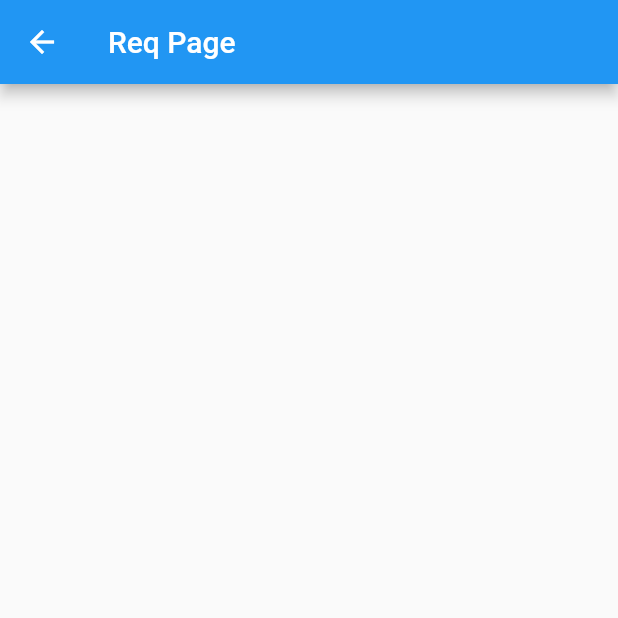
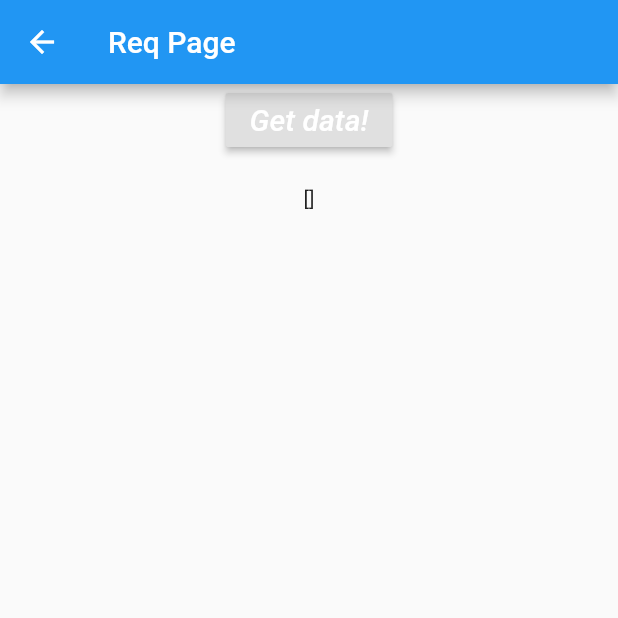
Before and after one commit to EmaGitHub/flutter_first_proj, a Flutter app: the RequestPage screen opened directly, on a phone screen of 412 x 824 dp, the top half of it. Run offline on Flutter 3.47's test engine with Material 2 defaults, Android fonts, the phone set to English and light mode, and no system bars; our stand-ins replace simple_animations.

Commit message:
request Dart

```diff
--- a/lib/Pages/request.dart
+++ b/lib/Pages/request.dart
@@ -1,28 +1,63 @@
 import 'package:flutter/material.dart'; //Attraverso questa libreria, Flutter dispone di tutte le funzionalità, colori e widget, noti come material component
+import 'package:http/http.dart' as http;
+import 'dart:async';
+import 'dart:convert'; //it allows us to convert our json to a list
 
 class RequestPage extends StatefulWidget {
+  @override
+  _RequestPageState createState() => new _RequestPageState();
+}
+
+class _RequestPageState extends State<RequestPage> {
+  List data = [];
 
   @override
-  _RequestPageState createState() => new _RequestPageState();
+  initState() {
+    super.initState();
+  }
 
-}
+  //this async func will get data from the internet
+  //when our func is done we return a string
+  Future<String> getData() async {
+    //we have to wait to get the data so we use 'await'
+    http.Response response = await http.get(
+        //Uri.encodeFull removes all the dashes or extra characters present in our Uri
+        Uri.encodeFull("https://jsonplaceholder.typicode.com/posts"),
+        headers: {
+          //if your api require key then pass your key here as well e.g "key": "my-long-key"
+          "Accept": "application/json"
+        });
 
-class _RequestPageState extends State<RequestPage>
-    with SingleTickerProviderStateMixin {
-
+    setState(() {
+      data = jsonDecode(response.body);
+    });
+  }
 
   @override
   Widget build(BuildContext context) {
-
     return Scaffold(
       appBar: AppBar(
         title: Text('Req Page'),
       ),
-      body: Column(children: <Widget>[
-
-      ],),
+      body: SingleChildScrollView(
+        child: Center(
+          child: Column(
+            children: <Widget>[
+              RaisedButton(
+                  child: new Text("Get data!",
+                      style: new TextStyle(
+                          color: Colors.white,
+                          fontStyle: FontStyle.italic,
+                          fontSize: 20.0)),
+                  onPressed: getData),
+              Container(
+                margin: EdgeInsets.all(20),
+                child: Text('' + data.toString()),
+              )
+            ],
+          ),
+        ),
+      ),
     );
   }
-
-
 }
--- a/pubspec.yaml
+++ b/pubspec.yaml
@@ -27,6 +27,8 @@ dependencies:
   # installed dependencies
   simple_animations: ^1.3.3
   url_launcher: ^5.1.4
+  http: ^0.12.0+2
+
 
 dev_dependencies:
   flutter_test:
```
Also changed, not shown: lib/main.dart (+36 -34 lines), pubspec.lock, 3 other files.
